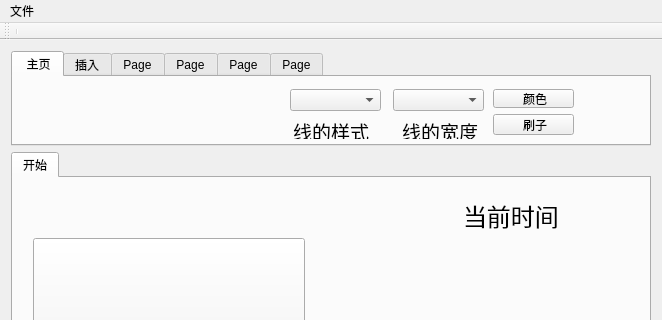
Qt form mainwindow.ui (charon-cheung/QSketch) before a commit; both pictures show x 0 to 662 and y 0 to 320 of the 662 by 585 pixel window.
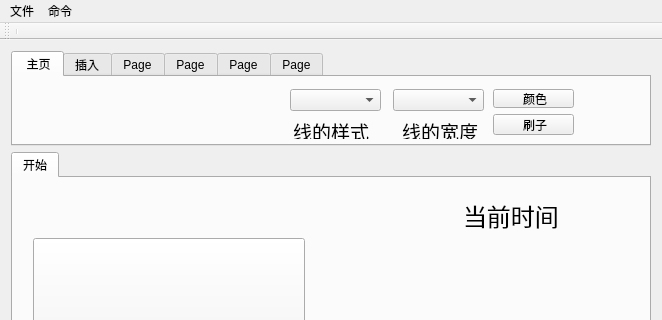
The same form after that commit. Icons and pictures are not drawn.

Diff of the .ui file:
```diff
--- a/mainwindow.ui
+++ b/mainwindow.ui
@@ -424,7 +424,15 @@
     <addaction name="menu_Close"/>
     <addaction name="action_Exit"/>
    </widget>
+   <widget class="QMenu" name="menu">
+    <property name="title">
+     <string>命令</string>
+    </property>
+    <addaction name="translateAct"/>
+    <addaction name="rotateAct"/>
+   </widget>
    <addaction name="openMenu"/>
+   <addaction name="menu"/>
   </widget>
   <widget class="QToolBar" name="mainToolBar">
    <attribute name="toolBarArea">
```
Left out of the diff: 39 changed lines with no effect on the pictures.
